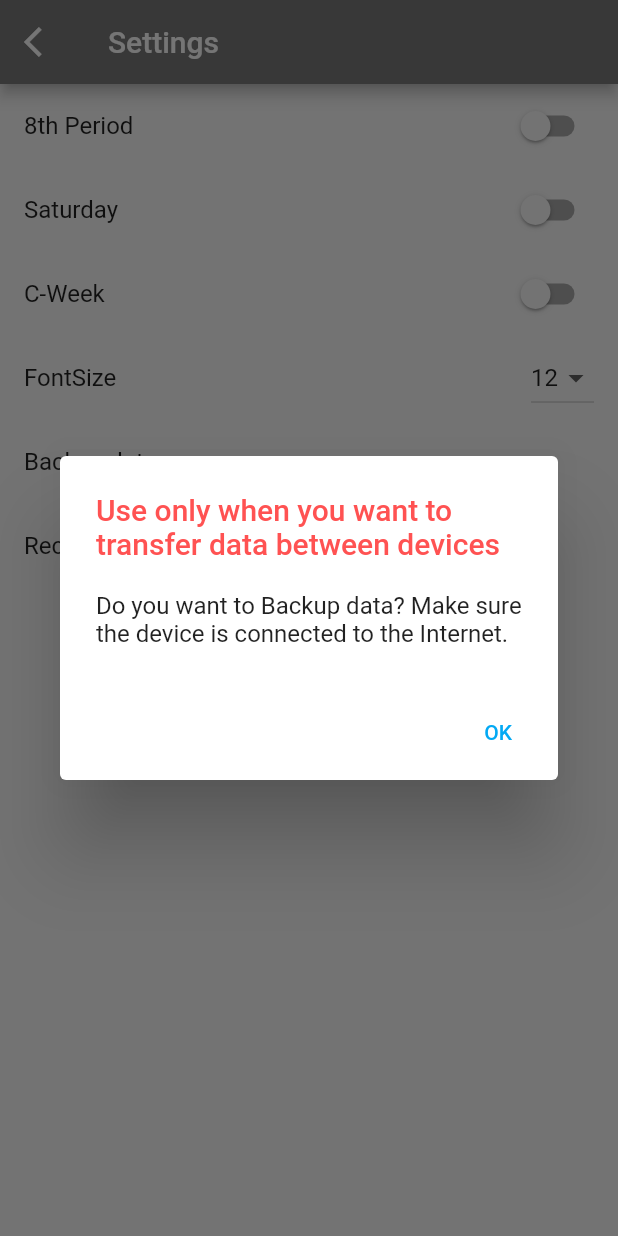
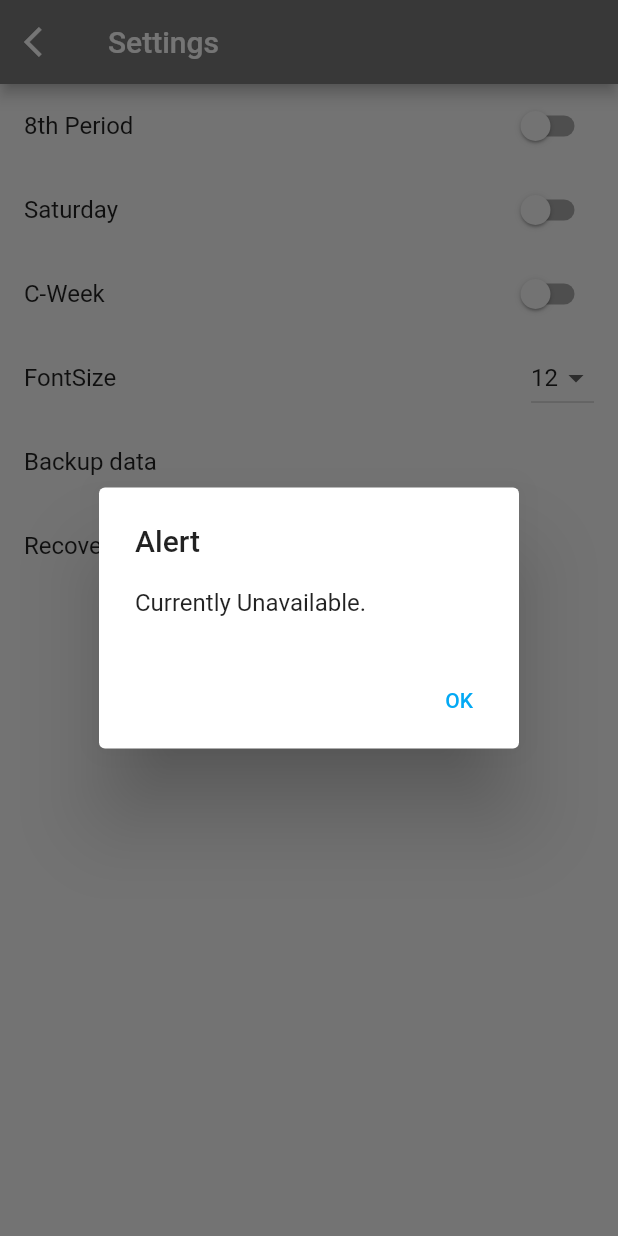
Before and after one commit to RRRGR/ICUApp, a Flutter app: the Settings screen opened directly, after a tap on "Backup data", on a phone screen of 412 x 824 dp. Run offline on Flutter 3.47's test engine with Material 2 defaults, Android fonts, the phone set to English and light mode, and no system bars; drawn by our look-alikes of google_mobile_ads; our stand-ins replace cloud_firestore, firebase_auth, firebase_core, flutter_riverpod, google_sign_in, shared_preferences; missing offline and left inert: flutter_cached_pdfview, flutter_inappwebview; accounts and stored records are empty; network calls fail.

Commit message:
add: unavailable button

```diff
--- a/lib/widgets/settingpage/firebasebutton.dart
+++ b/lib/widgets/settingpage/firebasebutton.dart
@@ -17,7 +17,7 @@ class BackupButton extends StatelessWidget {
           showDialog(
             context: context,
             builder: (_) {
-              return const BackupAlert();
+              return const UnavailableAlert();
             },
           );
         },
@@ -39,7 +39,7 @@ class RecoverButton extends StatelessWidget {
           showDialog(
             context: context,
             builder: (_) {
-              return const RecoverAlert();
+              return const UnavailableAlert();
             },
           );
         },
@@ -200,3 +200,25 @@ class NotSavedAlert extends StatelessWidget {
     );
   }
 }
+
+class UnavailableAlert extends StatelessWidget {
+  const UnavailableAlert({Key? key}) : super(key: key);
+  @override
+  Widget build(BuildContext context) {
+    return AlertDialog(
+      title: const Text('Alert'),
+      content: const Text('Currently Unavailable.'),
+      actions: [
+        TextButton(
+          child: const Text(
+            'OK',
+            style: TextStyle(color: Colors.lightBlue),
+          ),
+          onPressed: () {
+            Navigator.pop(context);
+          },
+        )
+      ],
+    );
+  }
+}
```
